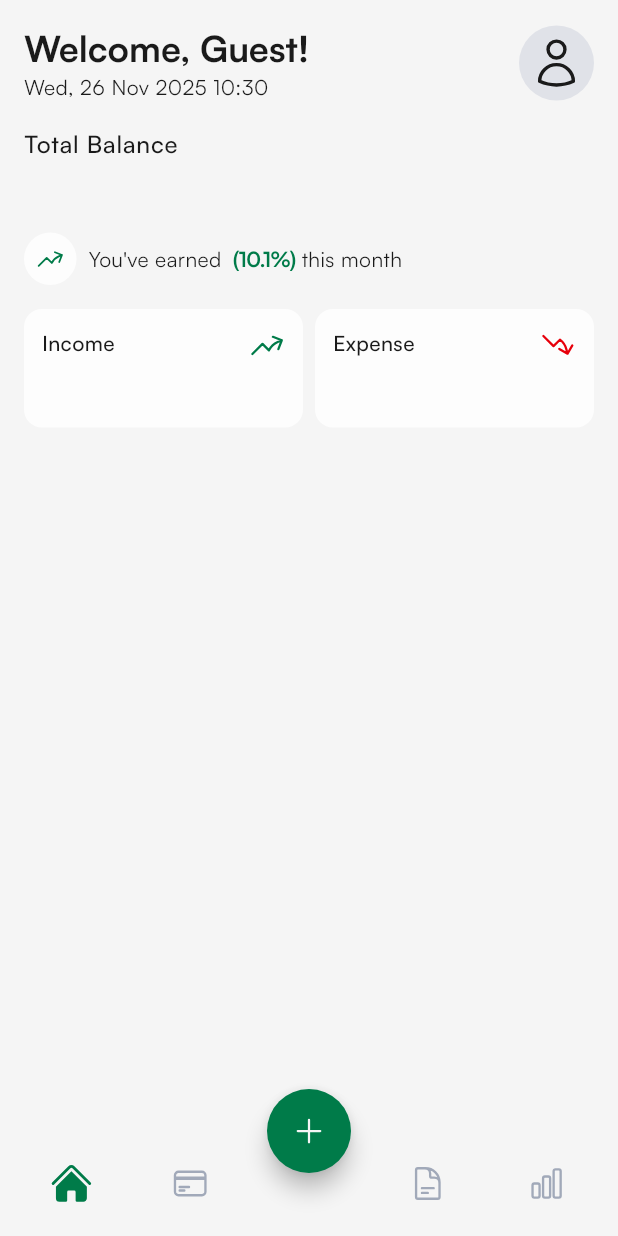
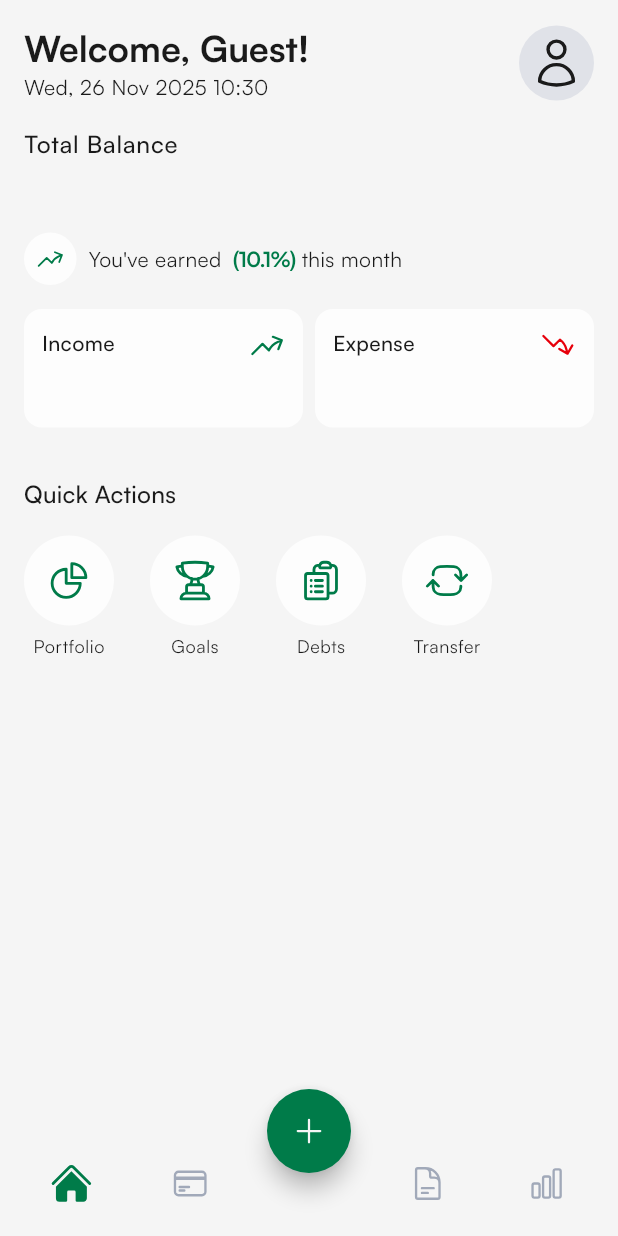
Before and after one commit to future-financial/future, a Flutter app: the screen it shows once a user with an empty profile is signed in, on a phone screen of 412 x 824 dp. Run offline on Flutter 3.47's test engine with Material 3 defaults, Android fonts, the light colour scheme and no system bars; our stand-ins replace easy_localization, envied, flutter_riverpod, flutter_svg, form_validator, freezed_annotation and 7 more; missing offline and left inert: currency_formatter; accounts and stored records are empty; generated files the repository leaves out were written again.

Commit message:
feat: add QuickActions component to home screen

```diff
--- a/lib/screens/home/ui/home_screen.dart
+++ b/lib/screens/home/ui/home_screen.dart
@@ -2,6 +2,7 @@ import 'package:future/entities/account/ui/balance.dart';
 import 'package:flutter/material.dart';
 import 'package:future/entities/goal/ui/progress_goal_card.dart';
 import 'package:future/entities/transaction/ui/expense_income_card.dart';
+import 'package:future/screens/home/ui/quick_actions.dart';
 import 'package:future/shared/constants/spacing.dart';
 import 'package:future/widgets/header.dart';
 
@@ -24,6 +25,8 @@ class HomeScreen extends StatelessWidget {
               ExpenseIncomeCard(),
               AppSpacing.gapV16,
               ProgressGoalCard(),
+              AppSpacing.gapV16,
+              QuickActions(),
             ],
           ),
         ),
--- /dev/null
+++ b/lib/screens/home/ui/quick_actions.dart
@@ -0,0 +1,100 @@
+import 'package:flutter/material.dart';
+import 'package:future/shared/constants/colors.dart';
+import 'package:future/shared/constants/spacing.dart';
+import 'package:future/shared/extensions/build_context_extensions.dart';
+import 'package:future/shared/ui/button.dart';
+import 'package:heroicons/heroicons.dart';
+
+class QuickActions extends StatelessWidget {
+  const QuickActions({super.key});
+
+  @override
+  Widget build(BuildContext context) {
+    return Column(
+      crossAxisAlignment: CrossAxisAlignment.start,
+      children: [
+        Text("Quick Actions", style: Theme.of(context).textTheme.titleMedium),
+        AppSpacing.gapV16,
+        SizedBox(
+          width: double.infinity,
+          child: SingleChildScrollView(
+            scrollDirection: Axis.horizontal,
+            child: Row(
+              mainAxisAlignment: MainAxisAlignment.start,
+              crossAxisAlignment: CrossAxisAlignment.start,
+              mainAxisSize: MainAxisSize.max,
+              children: [
+                _buildActionButton(
+                  context,
+                  "Portfolio",
+                  HeroIcons.chartPie,
+                  () {
+                    context.showInfoSnackBar("Feature coming soon!");
+                  },
+                ),
+                AppSpacing.gapH24,
+                _buildActionButton(context, "Goals", HeroIcons.trophy, () {
+                  context.showInfoSnackBar("Feature coming soon!");
+                }),
+                AppSpacing.gapH24,
+                _buildActionButton(
+                  context,
+                  "Debts",
+                  HeroIcons.clipboardDocumentList,
+                  () {
+                    context.showInfoSnackBar("Feature coming soon!");
+                  },
+                ),
+                AppSpacing.gapH24,
+                _buildActionButton(
+                  context,
+                  "Transfer",
+                  HeroIcons.arrowPathRoundedSquare,
+                  () {
+                    context.showInfoSnackBar("Feature coming soon!");
+                  },
+                ),
+              ],
+            ),
+          ),
+        ),
+      ],
+    );
+  }
+
+  Widget _buildActionButton(
+    BuildContext context,
+    String label,
+    HeroIcons icon,
+    VoidCallback onPressed,
+  ) {
+    return Column(
+      children: [
+        Container(
+          width: 60,
+          height: 60,
+          decoration: BoxDecoration(
+            color: AppColors.offWhite,
+            shape: BoxShape.circle,
+          ),
+          child: Button(
+            onPressed: onPressed,
+            variant: ButtonVariant.ghost,
+            child: HeroIcon(
+              icon,
+              color: Theme.of(context).colorScheme.primary,
+              size: 30,
+              style: HeroIconStyle.outline,
+            ),
+          ),
+        ),
+        AppSpacing.gapV4,
+        Text(
+          label,
+          style: Theme.of(context).textTheme.bodySmall,
+          textAlign: TextAlign.center,
+        ),
+      ],
+    );
+  }
+}
```
